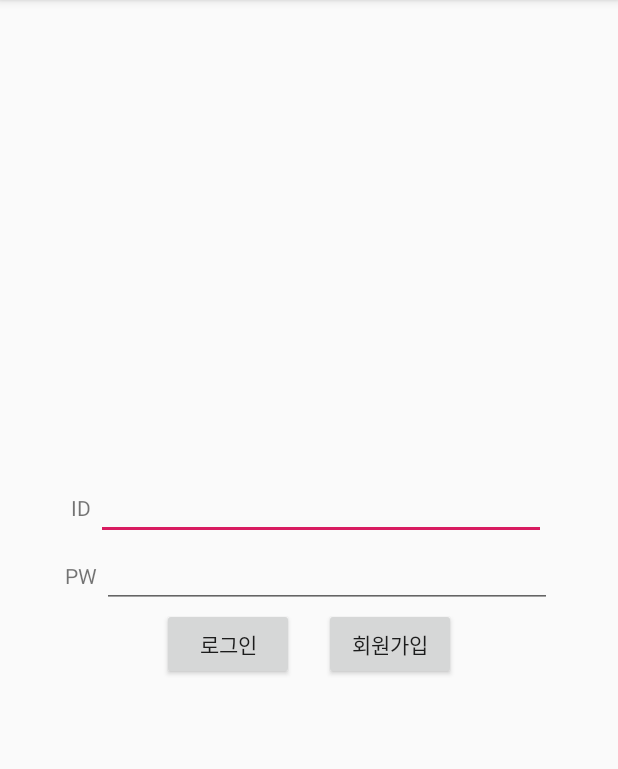
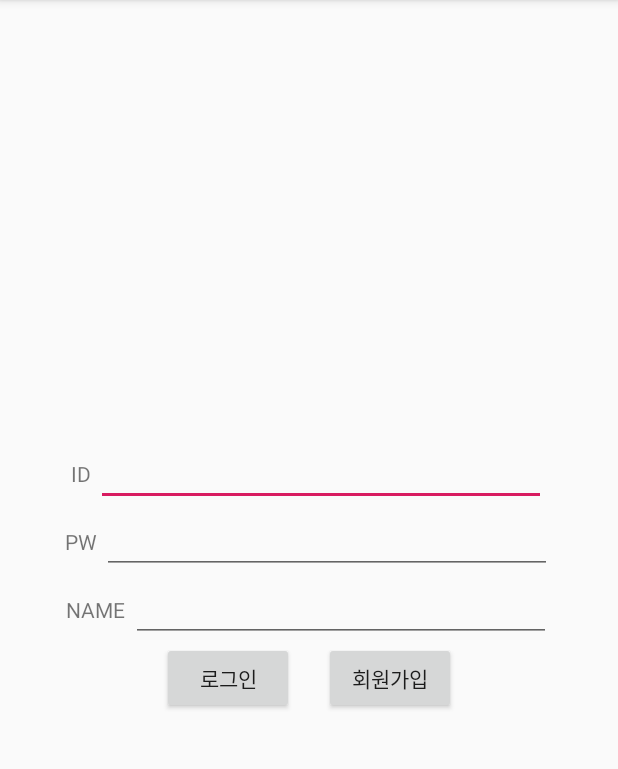
Before and after one commit to uchaan/AttCheck, an Android app: the screen it shows after launch (MainActivity), on a phone screen of 412 x 824 dp, the part 84-853 px from its top. Run offline under Robolectric (Android 15) with nearby library versions, the phone set to English and light mode, and no system bars; libraries missing offline, so code that uses them is left out: com.facebook, com.facebook.login.

Commit message:
회원가입 추가.

```diff
--- a/app/src/main/java/com/example/attcheck/SecondActivity.java
+++ b/app/src/main/java/com/example/attcheck/SecondActivity.java
@@ -114,4 +114,6 @@ public class SecondActivity extends AppCompatActivity {
         IdText = (TextView) findViewById(R.id.studentIDText);
     }
 
+
+
 }
--- a/app/src/main/res/layout/activity_main.xml
+++ b/app/src/main/res/layout/activity_main.xml
@@ -56,6 +56,30 @@
     <LinearLayout
         android:layout_width="wrap_content"
         android:layout_height="wrap_content"
+        android:orientation="horizontal"
+        android:layout_gravity="center_horizontal">
+        <TextView
+            android:layout_marginLeft="10dp"
+            android:id="@+id/textView5"
+            android:layout_width="wrap_content"
+            android:layout_height="wrap_content"
+            android:text="NAME " />
+
+        <EditText
+            android:id="@+id/editText4"
+            android:layout_width="280dp"
+            android:layout_height="wrap_content"
+            android:ems="10"
+            android:inputType="textPersonName"
+            android:layout_marginRight="10dp"/>
+
+    </LinearLayout>
+
+
+
+    <LinearLayout
+        android:layout_width="wrap_content"
+        android:layout_height="wrap_content"
         android:layout_gravity="center_horizontal"
         android:orientation="horizontal">
 
```
Also changed, not shown: app/src/main/java/com/example/attcheck/MainActivity.java (+119 -14 lines).
